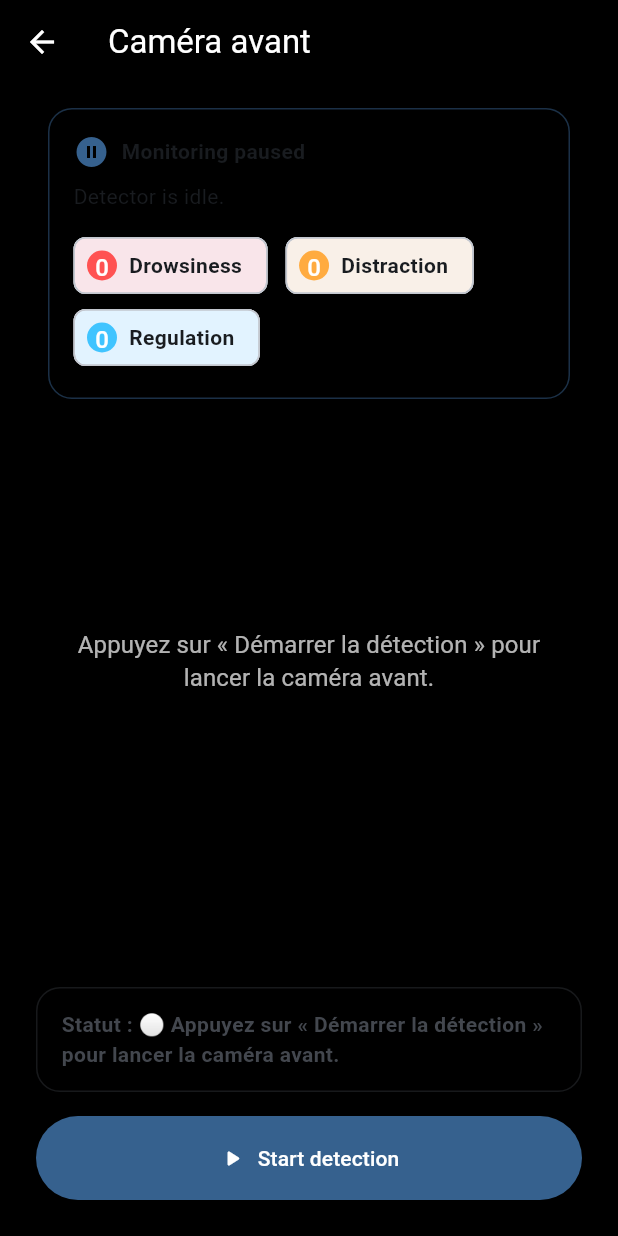
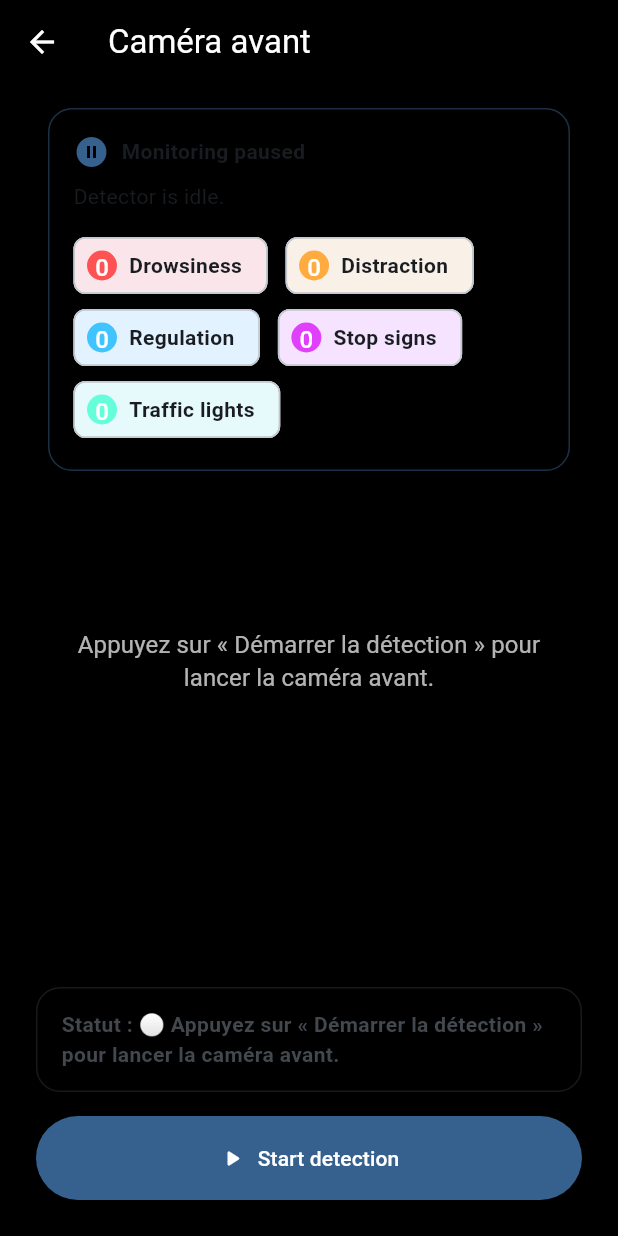
Before and after one commit to Youssef-ben-Abdallah/SafeDrive, a Flutter app: the DetectionScreen screen opened by its route, after a tap on "Front camera", on a phone screen of 412 x 824 dp. Run offline on Flutter 3.47's test engine with Material 3 defaults, Android fonts, the phone set to English and light mode, and no system bars; our stand-ins replace camera, firebase_core, permission_handler, shared_preferences; missing offline and left inert: flutter_ringtone_player, google_mlkit_commons, google_mlkit_face_detection, google_mlkit_object_detection; accounts and stored records are empty.

Commit message:
Enhance detection reliability and reporting

```diff
--- a/lib/models/detection_event.dart
+++ b/lib/models/detection_event.dart
@@ -6,12 +6,16 @@ class DetectionEvent {
     required this.type,
     required this.confidence,
     required this.reason,
-  });
+    this.label,
+    Map<String, dynamic>? metadata,
+  }) : metadata = metadata == null ? null : Map.unmodifiable(metadata);
 
   final DateTime timestamp;
   final DetectionEventType type;
   final double confidence;
   final String reason;
+  final String? label;
+  final Map<String, dynamic>? metadata;
 
   String get typeLabel {
     switch (type) {
@@ -29,6 +33,8 @@ class DetectionEvent {
         'type': type.name,
         'confidence': confidence,
         'reason': reason,
+        if (label != null) 'label': label,
+        if (metadata != null) 'metadata': metadata,
       };
 
   static DetectionEvent fromJson(Map<String, dynamic> json) {
@@ -40,6 +46,10 @@ class DetectionEvent {
       ),
       confidence: (json['confidence'] as num?)?.toDouble() ?? 0,
       reason: json['reason'] as String? ?? 'Unknown reason',
+      label: json['label'] as String?,
+      metadata: (json['metadata'] as Map<Object?, Object?>?)?.map(
+        (key, value) => MapEntry(key.toString(), value),
+      ),
     );
   }
 }
--- a/lib/models/trip_report.dart
+++ b/lib/models/trip_report.dart
@@ -24,6 +24,16 @@ class TripReport {
 
   int get totalAlerts => events.length;
 
+  int get stopSignCount => events
+      .where((event) => event.metadata?['tag'] == 'stop_sign')
+      .length;
+
+  int get trafficSignalCount => events
+      .where((event) =>
+          (event.metadata?['tag'] as String?)?.startsWith('traffic_light') ??
+          false)
+      .length;
+
   Map<String, dynamic> toJson() => <String, dynamic>{
         'startTime': startTime.toIso8601String(),
         'endTime': endTime.toIso8601String(),
--- a/lib/screens/lens_detection_screen.dart
+++ b/lib/screens/lens_detection_screen.dart
@@ -330,6 +330,8 @@ class _LensDetectionScreenState extends State<LensDetectionScreen> {
                     drowsinessCount: detection.drowsinessCount,
                     distractionCount: detection.distractionCount,
                     regulationCount: detection.regulationCount,
+                    stopSignCount: detection.stopSignCount,
+                    trafficSignalCount: detection.trafficSignalCount,
                     sessionStart: detection.sessionStartTime,
                     lastAlertMessage: detection.lastAlertMessage,
                   );
--- a/lib/widgets/camera_overlay.dart
+++ b/lib/widgets/camera_overlay.dart
@@ -8,6 +8,8 @@ class CameraOverlay extends StatelessWidget {
     required this.drowsinessCount,
     required this.distractionCount,
     required this.regulationCount,
+    required this.stopSignCount,
+    required this.trafficSignalCount,
     required this.sessionStart,
     required this.lastAlertMessage,
   });
@@ -17,6 +19,8 @@ class CameraOverlay extends StatelessWidget {
   final int drowsinessCount;
   final int distractionCount;
   final int regulationCount;
+  final int stopSignCount;
+  final int trafficSignalCount;
   final DateTime? sessionStart;
   final String? lastAlertMessage;
 
@@ -98,6 +102,18 @@ class CameraOverlay extends StatelessWidget {
                 value: regulationCount,
                 color: Colors.lightBlueAccent,
               ),
+              _buildStatChip(
+                context,
+                label: 'Stop signs',
+                value: stopSignCount,
+                color: Colors.purpleAccent,
+              ),
+              _buildStatChip(
+                context,
+                label: 'Traffic lights',
+                value: trafficSignalCount,
+                color: Colors.tealAccent,
+              ),
             ],
           ),
         ],
```
Also changed, not shown: lib/providers/detection_provider.dart (+128 -0 lines), lib/services/face_detection_service.dart (+12 -0 lines), lib/services/object_detection_service.dart (+32 -0 lines), lib/widgets/report_card.dart (+15 -1 lines).
